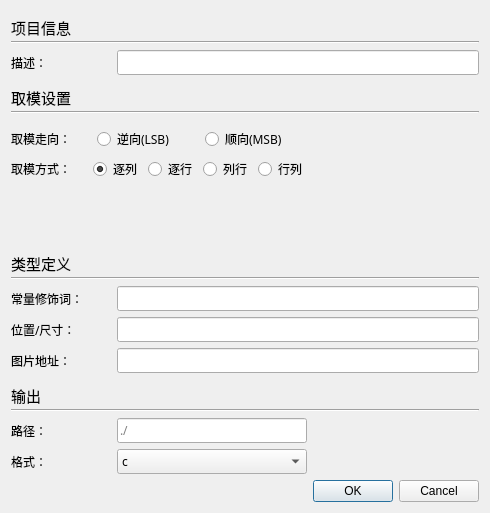
First picture: the form in BitmapStudio/gui/dialogprojectsettings.ui, repository luckyPtr/BitmapStudio, before the edit.
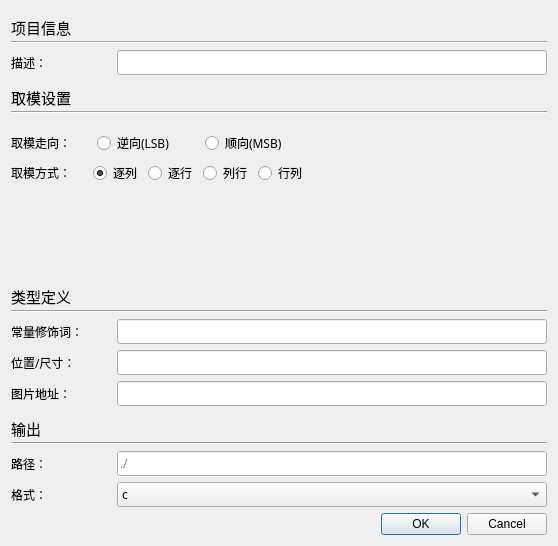
Second picture: the form after the edit. Custom widgets are drawn as their Qt base class.

Commit message: 输出bin文件数组的偏移

```diff
--- a/BitmapStudio/gui/dialogprojectsettings.ui
+++ b/BitmapStudio/gui/dialogprojectsettings.ui
@@ -6,8 +6,8 @@
    <rect>
     <x>0</x>
     <y>0</y>
-    <width>420</width>
-    <height>442</height>
+    <width>558</width>
+    <height>546</height>
    </rect>
   </property>
   <property name="windowTitle">
@@ -145,96 +145,6 @@
      </property>
     </widget>
    </item>
-   <item row="14" column="0">
-    <layout class="QHBoxLayout" name="horizontalLayout_3">
-     <item>
-      <widget class="QLabel" name="label_8">
-       <property name="minimumSize">
-        <size>
-         <width>100</width>
-         <height>0</height>
-        </size>
-       </property>
-       <property name="maximumSize">
-        <size>
-         <width>64</width>
-         <height>16777215</height>
-        </size>
-       </property>
-       <property name="font">
-        <font>
-         <family>Microsoft YaHei</family>
-        </font>
-       </property>
-       <property name="text">
-        <string>路径：</string>
-       </property>
-      </widget>
-     </item>
-     <item>
-      <widget class="QLineEdit" name="lineEdit_Output">
-       <property name="font">
-        <font>
-         <family>Microsoft YaHei</family>
-        </font>
-       </property>
-       <property name="placeholderText">
-        <string>./</string>
-       </property>
-      </widget>
-     </item>
-    </layout>
-   </item>
-   <item row="15" column="0">
-    <layout class="QHBoxLayout" name="horizontalLayout_4">
-     <item>
-      <widget class="QLabel" name="label_7">
-       <property name="minimumSize">
-        <size>
-         <width>100</width>
-         <height>0</height>
-        </size>
-       </property>
-       <property name="maximumSize">
-        <size>
-         <width>64</width>
-         <height>16777215</height>
-        </size>
-       </property>
-       <property name="font">
-        <font>
-         <family>Microsoft YaHei</family>
-        </font>
-       </property>
-       <property name="text">
-        <string>格式：</string>
-       </property>
-      </widget>
-     </item>
-     <item>
-      <widget class="QComboBox" name="comboBox_Format">
-       <property name="font">
-        <font>
-         <family>Microsoft YaHei</family>
-        </font>
-       </property>
-       <property name="currentText">
-        <string>c</string>
-       </property>
-       <item>
-        <property name="text">
-         <string>c</string>
-        </property>
-       </item>
-       <item>
-        <property name="text">
-         <string>bin</string>
-        </property>
-       </item>
-      </widget>
-     </item>
-    </layout>
-   </item>
    <item row="16" column="1">
     <widget class="QDialogButtonBox" name="buttonBox">
      <property name="orientation">
@@ -561,6 +471,96 @@
      </property>
     </widget>
    </item>
+   <item row="14" column="0" colspan="2">
+    <layout class="QHBoxLayout" name="horizontalLayout_3">
+     <item>
+      <widget class="QLabel" name="label_8">
+       <property name="minimumSize">
+        <size>
+         <width>100</width>
+         <height>0</height>
+        </size>
+       </property>
+       <property name="maximumSize">
+        <size>
+         <width>64</width>
+         <height>16777215</height>
+        </size>
+       </property>
+       <property name="font">
+        <font>
+         <family>Microsoft YaHei</family>
+        </font>
+       </property>
+       <property name="text">
+        <string>路径：</string>
+       </property>
+      </widget>
+     </item>
+     <item>
+      <widget class="QLineEdit" name="lineEdit_Output">
+       <property name="font">
+        <font>
+         <family>Microsoft YaHei</family>
+        </font>
+       </property>
+       <property name="placeholderText">
+        <string>./</string>
+       </property>
+      </widget>
+     </item>
+    </layout>
+   </item>
+   <item row="15" column="0" colspan="2">
+    <layout class="QHBoxLayout" name="horizontalLayout_4">
+     <item>
+      <widget class="QLabel" name="label_7">
+       <property name="minimumSize">
+        <size>
+         <width>100</width>
+         <height>0</height>
+        </size>
+       </property>
+       <property name="maximumSize">
+        <size>
+         <width>64</width>
+         <height>16777215</height>
+        </size>
+       </property>
+       <property name="font">
+        <font>
+         <family>Microsoft YaHei</family>
+        </font>
+       </property>
+       <property name="text">
+        <string>格式：</string>
+       </property>
+      </widget>
+     </item>
+     <item>
+      <widget class="QComboBox" name="comboBox_Format">
+       <property name="font">
+        <font>
+         <family>Microsoft YaHei</family>
+        </font>
+       </property>
+       <property name="currentText">
+        <string>c</string>
+       </property>
+       <item>
+        <property name="text">
+         <string>c</string>
+        </property>
+       </item>
+       <item>
+        <property name="text">
+         <string>bin</string>
+        </property>
+       </item>
+      </widget>
+     </item>
+    </layout>
+   </item>
   </layout>
  </widget>
  <customwidgets>
```
The commit also changes 1 other file.
